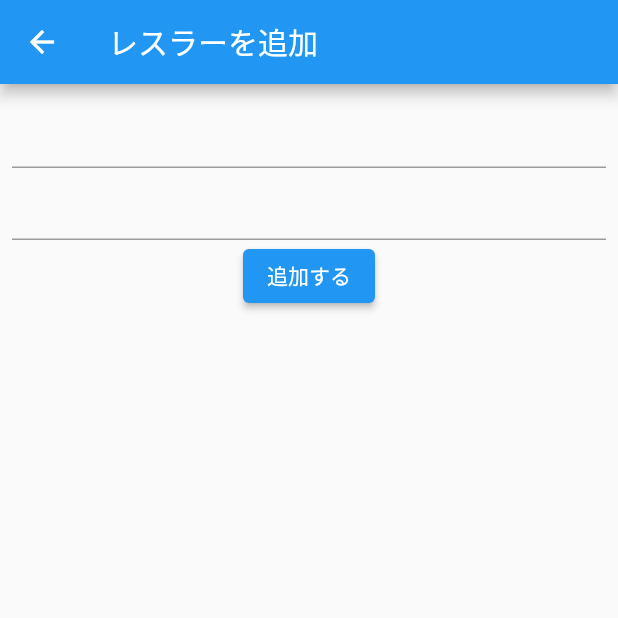
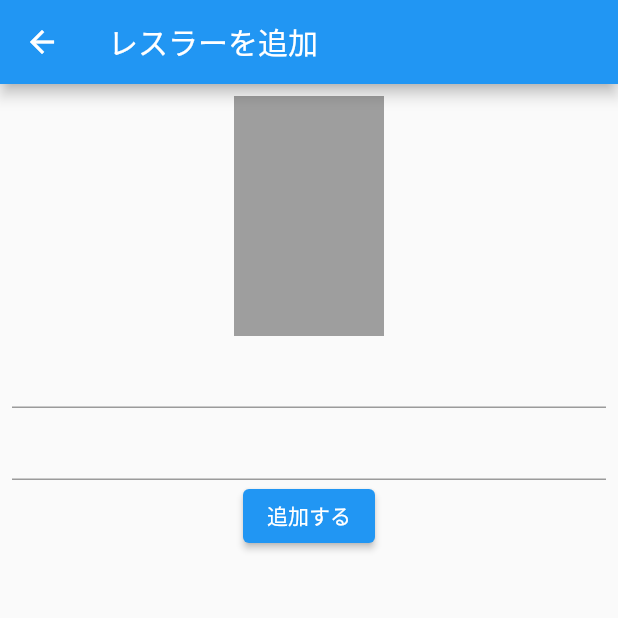
Before and after one commit to YumaSato-ubi/flutter_sample, a Flutter app: the AddBookPage screen opened directly, on a phone screen of 412 x 824 dp, the top half of it. Run offline on Flutter 3.47's test engine with Material 2 defaults, Android fonts, the phone set to English and light mode, and no system bars; our stand-ins replace cloud_firestore, firebase_auth, firebase_core, firebase_storage, image_picker; accounts and stored records are empty; statements that could not run were skipped.

```diff
--- a/lib/domain/book.dart
+++ b/lib/domain/book.dart
@@ -5,9 +5,11 @@ class Book {
     documentID = doc.id;
     title = doc['full_name'];
     subtitle = doc['last_name'];
+    imageURL = doc['imageURL'];
   }
 
   String documentID;
   String title;
   String subtitle;
+  String imageURL;
 }
--- a/lib/presentation/add_book/add_book_page.dart
+++ b/lib/presentation/add_book/add_book_page.dart
@@ -23,7 +23,9 @@ class AddBookPage extends StatelessWidget {
 
     return ChangeNotifierProvider<AddBookModel>(
       create: (_) => AddBookModel(),
-      child: Scaffold(
+      child: Stack(
+        children: [
+          Scaffold(
             appBar: AppBar(
               title: Text(isUpdate ? 'レスラーを編集' : 'レスラーを追加'),
             ),
@@ -33,6 +35,19 @@ class AddBookPage extends StatelessWidget {
                   padding: const EdgeInsets.all(8.0),
                   child: Column(
                     children: [
+                      SizedBox(
+                        width: 100,
+                        height: 160,
+                        child: InkWell(
+                          onTap: () async {
+                            // TODO: カメラロールを開く
+                            model.showImagePicker();
+                          },
+                          child: model.imageFile != null
+                              ? Image.file(model.imageFile)
+                              : Container(color: Colors.grey),
+                        ),
+                      ),
                       TextField(
                         controller: textEditingController,
                         onChanged: (text) {
@@ -48,11 +63,13 @@ class AddBookPage extends StatelessWidget {
                       ElevatedButton(
                         child: Text(isUpdate ? '更新する' : '追加する'),
                         onPressed: () async {
+                          model.startLoading();
                           if (isUpdate) {
                             await updateBook(model, context);
                           } else {
                             await addBook(model, context);
                           }
+                          model.endLoading();
                           // todo: 追加する
                         },
                       ),
@@ -61,6 +78,18 @@ class AddBookPage extends StatelessWidget {
                 );
               },
             ),
+          ),
+          Consumer<AddBookModel>(builder: (context, model, child) {
+            return model.isLoading
+                ? Container(
+                    color: Colors.grey.withOpacity(0.7),
+                    child: Center(
+                      child: CircularProgressIndicator(),
+                    ),
+                  )
+                : SizedBox();
+          })
+        ],
       ),
     );
   }
--- a/lib/presentation/book_list/book_list_page.dart
+++ b/lib/presentation/book_list/book_list_page.dart
@@ -22,6 +22,7 @@ class BookListPage extends StatelessWidget {
             final listTiles = books
                 .map(
                   (book) => ListTile(
+                    leading: Image.network(book.imageURL),
                     title: Text(book.title),
                     trailing: IconButton(
                       icon: Icon(Icons.edit),
--- a/pubspec.yaml
+++ b/pubspec.yaml
@@ -17,6 +17,7 @@ dependencies:
   firebase_storage: ^8.0.6
   cloud_firestore: ^2.1.0
   firebase_auth: ^1.1.4
+  image_picker: ^0.7.5
 
 dev_dependencies:
   flutter_test:
```
Also changed, not shown: lib/presentation/add_book/add_book_model.dart (+45 -3 lines), lib/presentation/main/main.dart (+10 -0 lines), lib/presentation/tinder/tinder_model.dart (added), lib/presentation/tinder/tinder_page.dart (added), pubspec.lock, 2 other files. Lines whose indentation alone changed are shown as unchanged.
